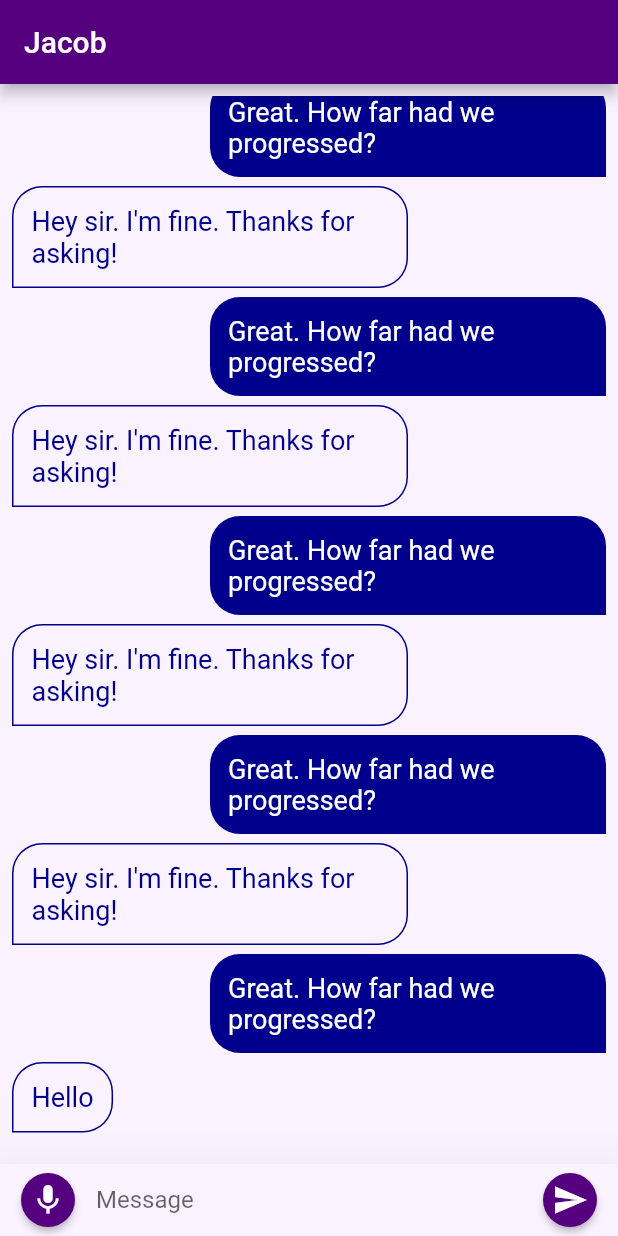
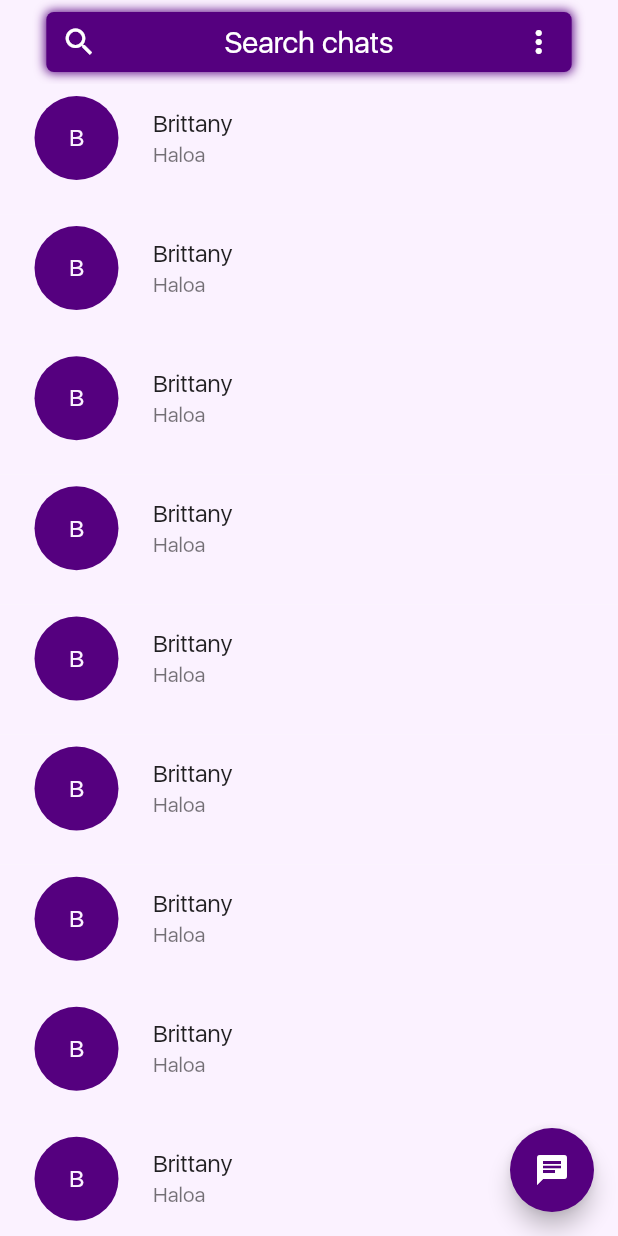
Before and after one commit to root458/Multilingual-Chat, a Flutter app: the screen it shows after launch, on a phone screen of 412 x 824 dp. Run offline on Flutter 3.47's test engine with Material 2 defaults, Android fonts, the phone set to English and light mode, and no system bars; missing offline and left inert: firebase_auth_web, firebase_core_web, google_sign_in_web; accounts and stored records are empty; generated files the repository leaves out were written again.

Commit message:
Added Home Page UI, Added packages

```diff
--- /dev/null
+++ b/lib/generated_plugin_registrant.dart
@@ -0,0 +1,20 @@
+//
+// Generated file. Do not edit.
+//
+
+// ignore_for_file: directives_ordering
+// ignore_for_file: lines_longer_than_80_chars
+
+import 'package:firebase_auth_web/firebase_auth_web.dart';
+import 'package:firebase_core_web/firebase_core_web.dart';
+import 'package:google_sign_in_web/google_sign_in_web.dart';
+
+import 'package:flutter_web_plugins/flutter_web_plugins.dart';
+
+// ignore: public_member_api_docs
+void registerPlugins(Registrar registrar) {
+  FirebaseAuthWeb.registerWith(registrar);
+  FirebaseCoreWeb.registerWith(registrar);
+  GoogleSignInPlugin.registerWith(registrar);
+  registrar.registerMessageHandler();
+}
--- a/lib/src/app.dart
+++ b/lib/src/app.dart
@@ -3,7 +3,7 @@ import 'package:flutter_gen/gen_l10n/app_localizations.dart';
 import 'package:flutter_localizations/flutter_localizations.dart';
 import 'package:multilingual_chat/constants/constants.dart';
 import 'package:multilingual_chat/src/chat_page/chat_view.dart';
-
+import 'package:multilingual_chat/src/home_page/home.dart';
 import 'sample_feature/sample_item_details_view.dart';
 import 'sample_feature/sample_item_list_view.dart';
 import 'settings/settings_controller.dart';
@@ -62,6 +62,7 @@ class MyApp extends StatelessWidget {
           // SettingsController to display the correct theme.
           theme: ThemeData(
             primaryColor: kMain,
+            fontFamily: "SF",
           ),
           darkTheme: ThemeData.dark(),
           themeMode: settingsController.themeMode,
@@ -75,11 +76,13 @@ class MyApp extends StatelessWidget {
                 switch (routeSettings.name) {
                   case SettingsView.routeName:
                     return SettingsView(controller: settingsController);
+                  case ChatView.routeName:
+                    return const ChatView();
                   case SampleItemDetailsView.routeName:
                     return const SampleItemDetailsView();
                   case SampleItemListView.routeName:
                   default:
-                    return const ChatView();
+                    return const HomePage();
                 }
               },
             );
--- a/lib/src/chat_page/chat_view.dart
+++ b/lib/src/chat_page/chat_view.dart
@@ -6,6 +6,8 @@ import 'components/appbar_style.dart';
 
 class ChatView extends StatelessWidget {
   const ChatView({Key? key}) : super(key: key);
+
+  static const routeName = '/chatview';
 
   @override
   Widget build(BuildContext context) {
@@ -17,11 +19,13 @@ class ChatView extends StatelessWidget {
     var m4 = const Message(messageText: "Hello", isMine: false);
 
     return Scaffold(
+        resizeToAvoidBottomInset: true,
         backgroundColor: kSecondary,
         bottomNavigationBar: Transform.translate(
           offset: Offset(0.0, -1 * MediaQuery.of(context).viewInsets.bottom),
           child: BottomAppBar(
             elevation: 30.0,
+            child: Container(
               color: kSecondary,
               child: Row(
                 children: [
@@ -63,16 +67,21 @@ class ChatView extends StatelessWidget {
               ),
             ),
           ),
+        ),
         appBar: AppBar(
           backgroundColor: kMain,
           title: const CustomAppBar(),
         ),
-      body: Padding(
+        body: Column(
+          children: [
+            Flexible(
+              child: Padding(
                 padding: const EdgeInsets.all(8.0),
                 child: ListView(
-          physics: const BouncingScrollPhysics(),
+                  // physics: const BouncingScrollPhysics(),
                   reverse: true,
-          padding: const EdgeInsets.symmetric(vertical: 10.0, horizontal: 0.0),
+                  padding: const EdgeInsets.symmetric(
+                      vertical: 10.0, horizontal: 0.0),
                   // Here the latest message should be at the top. Earlier messages below
                   children: [
                     MessageBox(message: m4),
@@ -90,6 +99,8 @@ class ChatView extends StatelessWidget {
                   ],
                 ),
               ),
-    );
+            ),
+          ],
+        ));
   }
 }
--- /dev/null
+++ b/lib/src/home_page/components/appbar_title.dart
@@ -0,0 +1,48 @@
+import 'package:flutter/material.dart';
+import 'package:multilingual_chat/constants/constants.dart';
+
+class CustomAppBarTitle extends StatelessWidget {
+  const CustomAppBarTitle({Key? key, required context}) : super(key: key);
+
+  @override
+  Widget build(BuildContext context) {
+    var size = MediaQuery.of(context).size;
+
+    return Container(
+      width: size.width * 0.85,
+      height: 40.0,
+      decoration: BoxDecoration(
+        boxShadow: [
+          BoxShadow(
+            color: kMain,
+            spreadRadius: 0.5,
+            blurRadius: 5.0,
+          ),
+        ],
+        color: kMain,
+        shape: BoxShape.rectangle,
+        borderRadius: BorderRadius.circular(5.0),
+      ),
+      child: Padding(
+        padding: const EdgeInsets.symmetric(horizontal: 10.0),
+        child: Row(
+          mainAxisAlignment: MainAxisAlignment.spaceBetween,
+          children: const [
+            Icon(
+              Icons.search,
+              color: Colors.white,
+            ),
+            Text(
+              'Search chats',
+              style: TextStyle(color: Colors.white, fontSize: 20.0),
+            ),
+            Icon(
+              Icons.more_vert,
+              color: Colors.white,
+            ),
+          ],
+        ),
+      ),
+    );
+  }
+}
--- /dev/null
+++ b/lib/src/home_page/home.dart
@@ -0,0 +1,69 @@
+import 'package:flutter/material.dart';
+import 'package:multilingual_chat/constants/constants.dart';
+import 'package:multilingual_chat/src/chat_page/chat_view.dart';
+import 'package:multilingual_chat/src/home_page/components/appbar_title.dart';
+
+class HomePage extends StatelessWidget {
+  const HomePage({Key? key}) : super(key: key);
+
+  @override
+  Widget build(BuildContext context) {
+    var size = MediaQuery.of(context).size;
+    double _extent = size.height / 9.5;
+
+    return Scaffold(
+      floatingActionButton: FloatingActionButton(
+        backgroundColor: kMain,
+        onPressed: () {
+          // Navigate to the details page. If the user leaves and returns to
+          // the app after it has been killed while running in the
+          // background, the navigation stack is restored.
+          Navigator.restorablePushNamed(
+            context,
+            ChatView.routeName,
+          );
+        },
+        child: const Icon(Icons.chat),
+      ),
+      body: CustomScrollView(
+        slivers: [
+          SliverAppBar(
+            backgroundColor: kSecondary,
+            centerTitle: true,
+            stretch: true,
+            pinned: true,
+            title: CustomAppBarTitle(context: context),
+          ),
+          SliverFixedExtentList(
+              delegate: SliverChildBuilderDelegate(
+                (context, index) {
+                  return ListTile(
+                    leading: CircleAvatar(
+                      backgroundColor: kMain,
+                      radius: 35.0,
+                      child: Text('B',
+                          style: TextStyle(
+                            color: kSecondary,
+                          )),
+                    ),
+                    tileColor: kSecondary,
+                    title: const Text("Brittany"),
+                    subtitle: const Text("Haloa"),
+                    onTap: () {
+                      // Navigate to the details page. If the user leaves and returns to
+              // the app after it has been killed while running in the
+              // background, the navigation stack is restored.
+              Navigator.restorablePushNamed(
+                context,
+                ChatView.routeName,
+              );
+                    },
+                  );
+                },
+              ),
+              itemExtent: _extent),
+        ],
+      ),
+    );
+  }
+}
```
Also changed, not shown: pubspec.yaml (+8 -0 lines), assets/fonts/SF-Regular.otf (added), 1 other file. Lines whose indentation alone changed are shown as unchanged.
